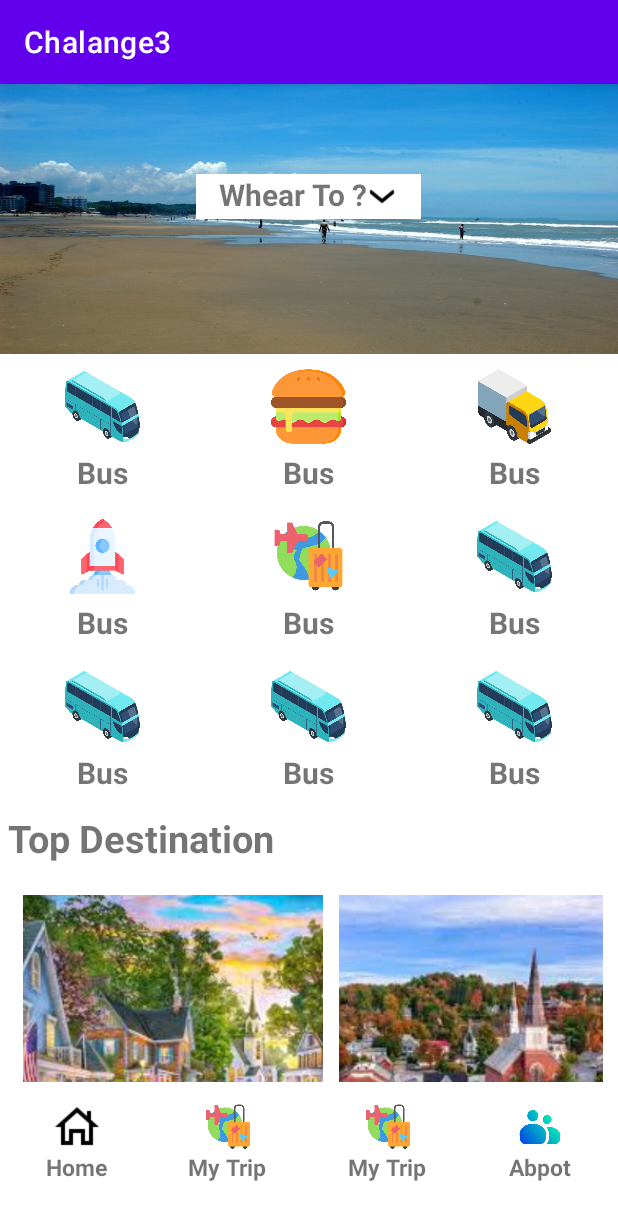
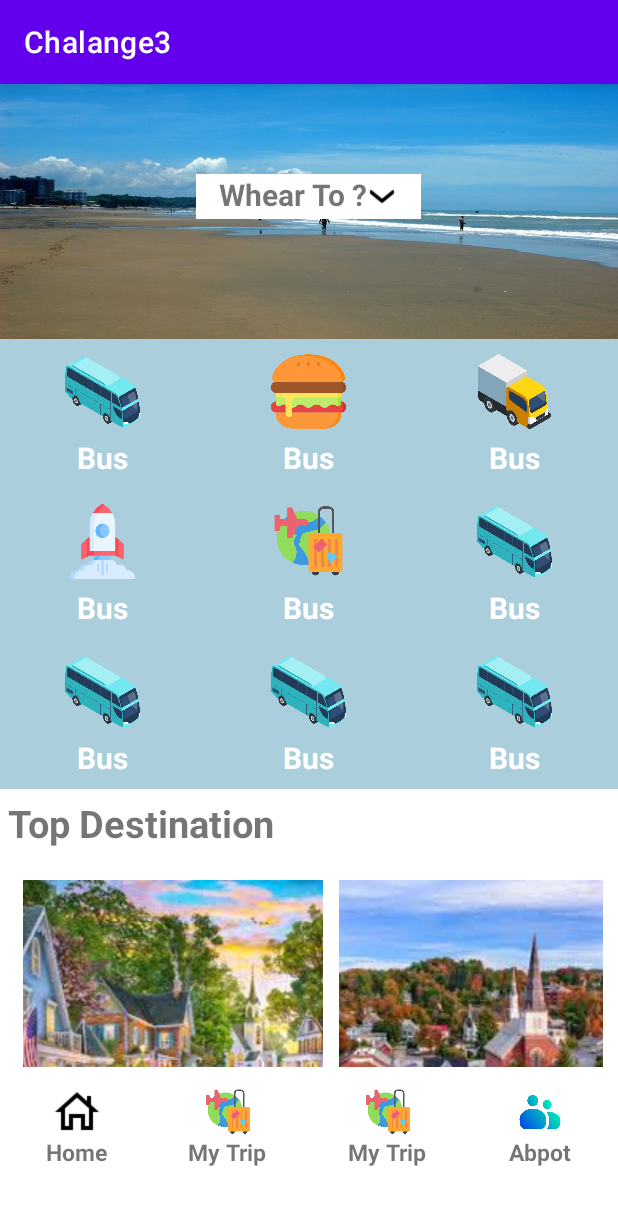
Before and after one commit to zihadul10101/practiceChallenge3-Visibility, an Android app: the screen it shows after launch (MainActivity), on a phone screen of 412 x 824 dp. Shown: the top 1220 px of the screen. Run offline under Robolectric (Android 15) with nearby library versions, the phone set to English and light mode, and no system bars.

Commit message:
container color change

```diff
--- a/app/src/main/res/layout/activity_main.xml
+++ b/app/src/main/res/layout/activity_main.xml
@@ -10,7 +10,7 @@
     <LinearLayout
         android:id="@+id/hero"
         android:layout_width="match_parent"
-        android:layout_height="180dp"
+        android:layout_height="170dp"
         android:background="@drawable/hero"
         android:orientation="vertical">
 
@@ -49,7 +49,7 @@
         android:layout_width="match_parent"
         android:layout_height="100dp"
         android:layout_below="@+id/hero"
-        android:background="#FFFFFF"
+        android:background="#ABCEDD"
         android:orientation="horizontal"
         android:weightSum="3"
 
@@ -74,6 +74,7 @@
                 android:layout_gravity="center"
                 android:layout_marginTop="5dp"
                 android:text="Bus"
+                android:textColor="#FFFFFF"
                 android:textSize="20dp"
                 android:textStyle="bold" />
 
@@ -97,6 +98,7 @@
                 android:layout_height="wrap_content"
                 android:layout_gravity="center"
                 android:layout_marginTop="5dp"
+                android:textColor="#FFFFFF"
                 android:text="Bus"
                 android:textSize="20dp"
                 android:textStyle="bold" />
@@ -119,6 +121,7 @@
                 android:layout_width="wrap_content"
                 android:layout_height="wrap_content"
                 android:layout_gravity="center"
+                android:textColor="#FFFFFF"
                 android:layout_marginTop="5dp"
                 android:text="Bus"
                 android:textSize="20dp"
@@ -136,7 +139,7 @@
         android:orientation="horizontal"
         android:weightSum="3"
         android:layout_below="@+id/firstContainer"
-        android:background="#FFFFFF"
+        android:background="#ABCEDD"
         >
         <LinearLayout
             android:layout_width="wrap_content"
@@ -156,6 +159,7 @@
                 android:layout_height="wrap_content"
                 android:textStyle="bold"
                 android:textSize="20dp"
+                android:textColor="#FFFFFF"
                 android:layout_marginTop="5dp"
                 android:text="Bus"
                 android:layout_gravity="center"
@@ -180,6 +184,7 @@
                 android:layout_height="wrap_content"
                 android:textStyle="bold"
                 android:textSize="20dp"
+                android:textColor="#FFFFFF"
                 android:layout_marginTop="5dp"
                 android:text="Bus"
                 android:layout_gravity="center"
@@ -204,6 +209,7 @@
                 android:layout_height="wrap_content"
                 android:textStyle="bold"
                 android:textSize="20dp"
+                android:textColor="#FFFFFF"
                 android:layout_marginTop="5dp"
                 android:text="Bus"
                 android:layout_gravity="center"
@@ -222,7 +228,7 @@
         android:orientation="horizontal"
         android:weightSum="3"
         android:layout_below="@+id/secoundContainer"
-        android:background="#FFFFFF"
+        android:background="#ABCEDD"
         >
         <LinearLayout
             android:layout_width="wrap_content"
@@ -242,6 +248,32 @@
                 android:layout_height="wrap_content"
                 android:textStyle="bold"
                 android:textSize="20dp"
+                android:textColor="#FFFFFF"
+                android:layout_marginTop="5dp"
+                android:text="Bus"
+                android:layout_gravity="center"
+                />
+
+        </LinearLayout>
+        <LinearLayout
+            android:layout_width="wrap_content"
+            android:layout_height="wrap_content"
+            android:layout_weight="1"
+            android:orientation="vertical"
+            android:padding="10dp"
+            >
+            <ImageView
+                android:layout_width="50dp"
+                android:layout_height="50dp"
+                android:src="@drawable/bus"
+                android:layout_gravity="center"
+                />
+            <TextView
+                android:layout_width="wrap_content"
+                android:layout_height="wrap_content"
+                android:textStyle="bold"
+                android:textSize="20dp"
+                android:textColor="#FFFFFF"
                 android:layout_marginTop="5dp"
                 android:text="Bus"
                 android:layout_gravity="center"
@@ -267,30 +299,7 @@
                 android:textStyle="bold"
                 android:textSize="20dp"
                 android:layout_marginTop="5dp"
-                android:text="Bus"
-                android:layout_gravity="center"
-                />
-
-        </LinearLayout>
-        <LinearLayout
-            android:layout_width="wrap_content"
-            android:layout_height="wrap_content"
-            android:layout_weight="1"
-            android:orientation="vertical"
-            android:padding="10dp"
-            >
-            <ImageView
-                android:layout_width="50dp"
-                android:layout_height="50dp"
-                android:src="@drawable/bus"
-                android:layout_gravity="center"
-                />
-            <TextView
-                android:layout_width="wrap_content"
-                android:layout_height="wrap_content"
-                android:textStyle="bold"
-                android:textSize="20dp"
-                android:layout_marginTop="5dp"
+                android:textColor="#FFFFFF"
                 android:text="Bus"
                 android:layout_gravity="center"
                 />
```
Also changed, not shown: app/src/main/res/drawable/hero.jpg.
